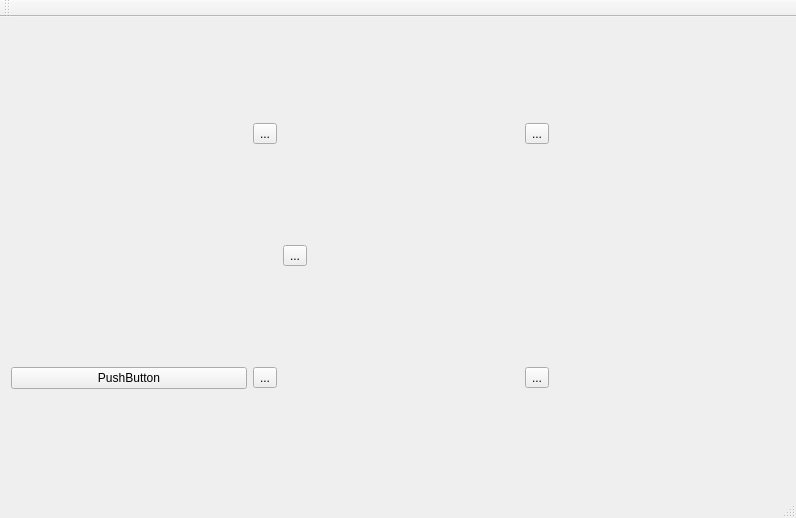
Qt form mainwindow.ui (falconofdoom/gui) before a commit.
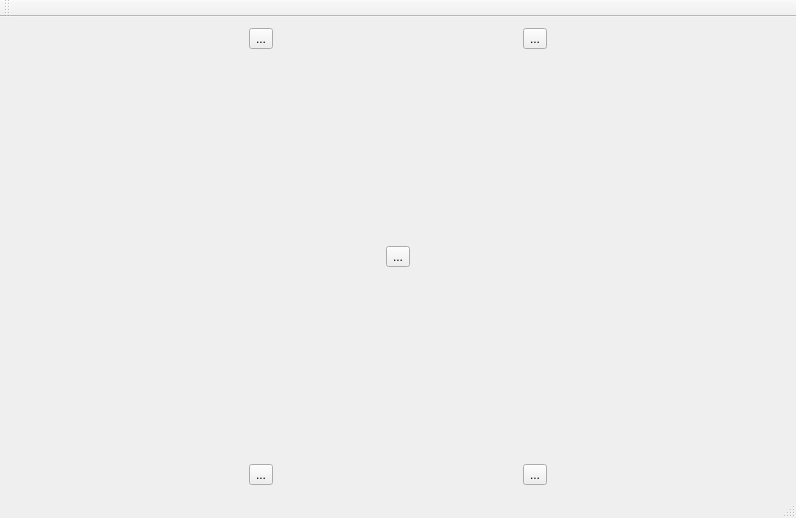
The same form after that commit.

What changed in the file:
```diff
--- a/mainwindow.ui
+++ b/mainwindow.ui
@@ -87,20 +87,13 @@
         </property>
        </spacer>
       </item>
-      <item row="1" column="2">
+      <item row="1" column="2" alignment="Qt::AlignHCenter|Qt::AlignVCenter">
        <widget class="QToolButton" name="toolButton_5">
         <property name="text">
          <string>...</string>
         </property>
        </widget>
       </item>
-      <item row="2" column="0">
-       <widget class="QPushButton" name="pushButton">
-        <property name="text">
-         <string>PushButton</string>
-        </property>
-       </widget>
-      </item>
      </layout>
     </item>
    </layout>
```
